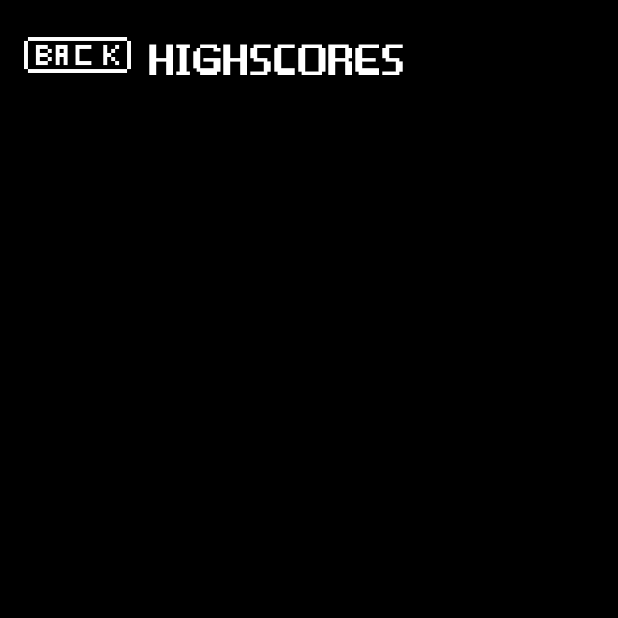
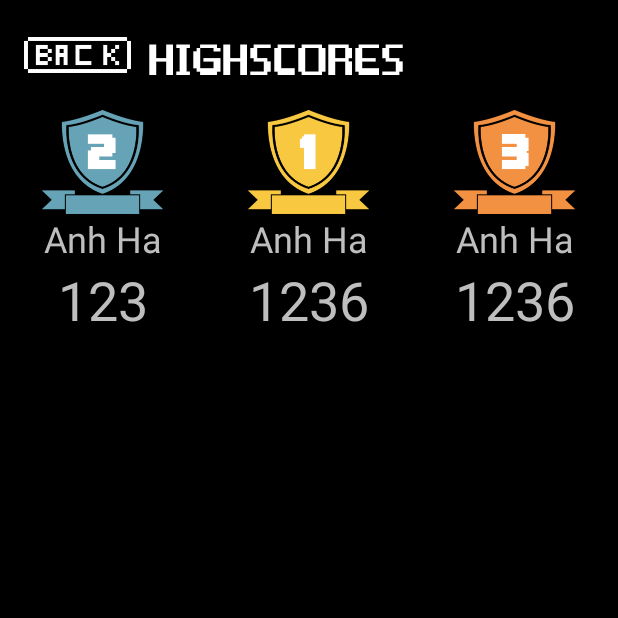
Before and after one commit to hamaianh/Blockinger, an Android app: the HighScoreActivity screen opened directly, with no data from a screen before it, on a phone screen of 412 x 824 dp, the top half of it. Run offline under Robolectric (Android 15) with nearby library versions, the phone set to English and light mode, and no system bars.

Commit message:
refs #8 Update Highscore screen

```diff
--- a/app/src/main/java/hamaianh/online/com/activities/HighScoreActivity.java
+++ b/app/src/main/java/hamaianh/online/com/activities/HighScoreActivity.java
@@ -4,6 +4,7 @@ import android.app.Activity;
 import android.os.Bundle;
 import android.support.v7.widget.LinearLayoutManager;
 import android.support.v7.widget.RecyclerView;
+import android.widget.ScrollView;
 import android.widget.TextView;
 
 import java.util.List;
@@ -38,6 +39,8 @@ public class HighScoreActivity extends Activity{
         Utils.setTypefaceGameOver(this, (TextView)findViewById(R.id.highscores_title_id));
         mRecyclerView = (RecyclerView) findViewById(R.id.recyclerview_highscore_id);
         mRecyclerView.setHasFixedSize(true);
+        mRecyclerView.setNestedScrollingEnabled(false);
+        mRecyclerView.setFocusable(false);
         LinearLayoutManager iContactListLayoutManager   = new LinearLayoutManager(this);
         mRecyclerView.setLayoutManager(iContactListLayoutManager);
         mAdapter = new HighScoreAdapter(this, mListHighScore);
--- a/app/src/main/res/layout/high_scores_lay.xml
+++ b/app/src/main/res/layout/high_scores_lay.xml
@@ -1,5 +1,10 @@
 <?xml version="1.0" encoding="utf-8"?>
-<LinearLayout xmlns:android="http://schemas.android.com/apk/res/android"
+<ScrollView xmlns:android="http://schemas.android.com/apk/res/android"
+    android:id="@+id/highscores_scrollview_id"
+    android:layout_width="match_parent"
+    android:layout_height="match_parent">
+
+    <LinearLayout
         android:layout_width="match_parent"
         android:layout_height="match_parent"
         android:background="#000"
@@ -9,21 +14,105 @@
         <LinearLayout
             android:layout_width="match_parent"
             android:layout_height="wrap_content"
+            android:gravity="left"
             android:orientation="horizontal"
-        android:gravity="left"
             android:padding="16dp">
 
             <TextView
                 android:id="@+id/highscores_title_id"
                 android:layout_width="wrap_content"
                 android:layout_height="wrap_content"
+                android:drawableLeft="@drawable/highscore_back_dra"
                 android:drawablePadding="10dp"
                 android:gravity="center"
-            android:drawableLeft="@drawable/highscore_back_dra"
+                android:text="@string/highscore_title"
+                android:textAllCaps="true"
                 android:textColor="@android:color/white"
-            android:text="@string/highscore_title"
-            android:textSize="72dp"
-            android:textAllCaps="true" />
+                android:textSize="72dp" />
+        </LinearLayout>
+
+        <LinearLayout
+            android:layout_width="match_parent"
+            android:layout_height="wrap_content"
+            android:orientation="horizontal">
+
+            <LinearLayout
+                android:layout_width="0dp"
+                android:layout_height="wrap_content"
+                android:layout_weight="1"
+                android:gravity="center"
+                android:orientation="vertical">
+
+                <ImageView
+                    android:layout_width="wrap_content"
+                    android:layout_height="wrap_content"
+                    android:src="@drawable/highscore_second_dra" />
+
+                <TextView
+                    android:layout_width="wrap_content"
+                    android:layout_height="wrap_content"
+                    android:text="Anh Ha"
+                    android:textSize="24dp" />
+
+                <TextView
+                    android:layout_width="wrap_content"
+                    android:layout_height="wrap_content"
+                    android:text="123"
+                    android:textSize="36dp" />
+
+            </LinearLayout>
+
+            <LinearLayout
+                android:layout_width="0dp"
+                android:layout_height="wrap_content"
+                android:layout_weight="1"
+                android:gravity="center"
+                android:orientation="vertical">
+
+                <ImageView
+                    android:layout_width="wrap_content"
+                    android:layout_height="wrap_content"
+                    android:src="@drawable/highscore_first_dra" />
+
+                <TextView
+                    android:layout_width="wrap_content"
+                    android:layout_height="wrap_content"
+                    android:text="Anh Ha"
+                    android:textSize="24dp" />
+
+                <TextView
+                    android:layout_width="wrap_content"
+                    android:layout_height="wrap_content"
+                    android:text="1236"
+                    android:textSize="36dp" />
+
+            </LinearLayout>
+
+            <LinearLayout
+                android:layout_width="0dp"
+                android:layout_height="wrap_content"
+                android:layout_weight="1"
+                android:gravity="center"
+                android:orientation="vertical">
+
+                <ImageView
+                    android:layout_width="wrap_content"
+                    android:layout_height="wrap_content"
+                    android:src="@drawable/highscore_three_dra" />
+
+                <TextView
+                    android:layout_width="wrap_content"
+                    android:layout_height="wrap_content"
+                    android:text="Anh Ha"
+                    android:textSize="24dp" />
+
+                <TextView
+                    android:layout_width="wrap_content"
+                    android:layout_height="wrap_content"
+                    android:text="1236"
+                    android:textSize="36dp" />
+
+            </LinearLayout>
         </LinearLayout>
 
 
@@ -34,3 +123,4 @@
             android:scrollbars="vertical" />
 
     </LinearLayout>
+</ScrollView>
```
Also changed, not shown: app/src/main/res/drawable-hdpi/highscore_first_dra.png (added), app/src/main/res/drawable-hdpi/highscore_second_dra.png (added), app/src/main/res/drawable-hdpi/highscore_three_dra.png (added), app/src/main/res/drawable-mdpi/highscore_first_dra.png (added), app/src/main/res/drawable-mdpi/highscore_second_dra.png (added), app/src/main/res/drawable-mdpi/highscore_three_dra.png (added), app/src/main/res/drawable-xhdpi/highscore_first_dra.png (added), app/src/main/res/drawable-xhdpi/highscore_second_dra.png (added), app/src/main/res/drawable-xhdpi/highscore_three_dra.png (added), app/src/main/res/drawable-xxhdpi/highscore_first_dra.png (added), app/src/main/res/drawable-xxhdpi/highscore_second_dra.png (added), app/src/main/res/drawable-xxhdpi/highscore_three_dra.png (added). Lines whose indentation alone changed are shown as unchanged.
